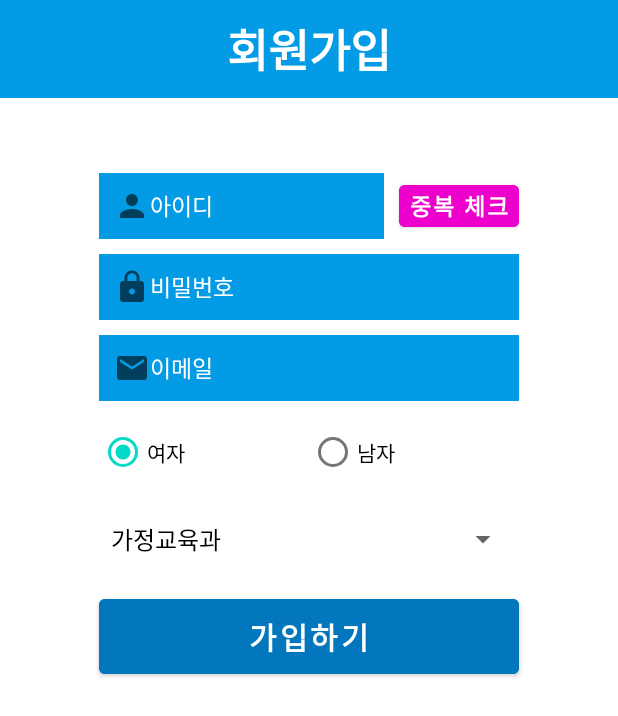
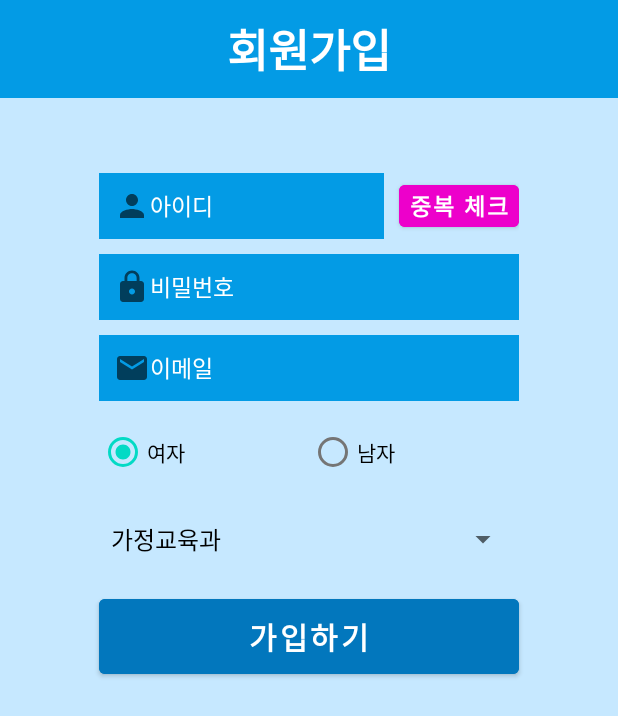
Before and after one commit to sungsikyang92/Registeration, an Android app: the RegisterActivity screen opened directly, with no data from a screen before it, on a phone screen of 412 x 824 dp. Shown: the top 716 px of the screen. Run offline under Robolectric (Android 15) with nearby library versions, the phone set to English and light mode, and no system bars; our stand-ins replace Volley; network calls fail.

Commit message:
전반적인 디자인 수정

```diff
--- a/app/src/main/java/com/example/registeration/CourseFragment.java
+++ b/app/src/main/java/com/example/registeration/CourseFragment.java
@@ -109,8 +109,10 @@ public class CourseFragment extends Fragment {
 
                 yearAdapter = ArrayAdapter.createFromResource(getActivity(), R.array.year, android.R.layout.simple_spinner_dropdown_item);
                 yearSpinner.setAdapter(yearAdapter);
+                yearSpinner.setSelection(1);
                 termAdapter = ArrayAdapter.createFromResource(getActivity(), R.array.term, android.R.layout.simple_spinner_dropdown_item);
                 termSpinner.setAdapter(termAdapter);
+                termSpinner.setSelection(0);
 
                 if(courseUniversity.equals("학부"))
                 {
--- a/app/src/main/res/layout/activity_main.xml
+++ b/app/src/main/res/layout/activity_main.xml
@@ -5,7 +5,8 @@
     android:layout_width="match_parent"
     android:layout_height="match_parent"
     android:orientation="vertical"
-    tools:context=".MainActivity">
+    tools:context=".MainActivity"
+    android:background="@color/colorBackground">
 
     <LinearLayout
         android:layout_width="match_parent"
@@ -70,7 +71,7 @@
                 android:layout_height="200dp"
                 android:orientation="vertical"
                 android:background="@color/colorPrimary"
-                android:layout_marginTop="8dp">
+                android:layout_marginTop="5sp">
 
             <ImageButton
                 android:layout_width="125dp"
--- a/app/src/main/res/layout/activity_register.xml
+++ b/app/src/main/res/layout/activity_register.xml
@@ -1,15 +1,21 @@
 <?xml version="1.0" encoding="utf-8"?>
-<androidx.constraintlayout.widget.ConstraintLayout xmlns:android="http://schemas.android.com/apk/res/android"
+<RelativeLayout
+    xmlns:android="http://schemas.android.com/apk/res/android"
     xmlns:app="http://schemas.android.com/apk/res-auto"
     xmlns:tools="http://schemas.android.com/tools"
     android:layout_width="match_parent"
     android:layout_height="match_parent"
-    tools:context=".RegisterActivity">
+    tools:context=".RegisterActivity"
+    android:background="@color/colorBackground">
 
     <LinearLayout
         android:layout_width="match_parent"
         android:layout_height="match_parent"
-        android:orientation="vertical">
+        android:orientation="vertical"
+        android:layout_alignParentTop="true"
+        android:layout_alignParentLeft="true"
+        android:layout_alignParentStart="true"
+        >
 
         <LinearLayout
             android:layout_width="match_parent"
@@ -34,7 +40,7 @@
             android:layout_width="match_parent"
             android:layout_height="match_parent"
             android:orientation="vertical"
-            android:background="#ffffff">
+            >
 
             <LinearLayout
                 android:layout_width="280sp"
@@ -160,4 +166,4 @@
 
     </LinearLayout>
 
-</androidx.constraintlayout.widget.ConstraintLayout>
+</RelativeLayout>
--- a/app/src/main/res/layout/activity_splashscreen.xml
+++ b/app/src/main/res/layout/activity_splashscreen.xml
@@ -14,8 +14,7 @@
         android:layout_width="wrap_content"
         android:layout_height="wrap_content"
         android:id="@+id/splash"
-        android:background="@drawable/splash_image"
+        android:src="@drawable/splash_image"
         />
 
-
 </LinearLayout>
--- a/app/src/main/res/layout/fragment_course.xml
+++ b/app/src/main/res/layout/fragment_course.xml
@@ -4,7 +4,8 @@
     android:layout_width="match_parent"
     android:layout_height="match_parent"
     android:orientation="vertical"
-    tools:context=".CourseFragment">
+    tools:context=".CourseFragment"
+    android:background="@color/colorBackground">
 
     <RadioGroup
         android:layout_width="200dp"
--- a/app/src/main/res/layout/fragment_schedule.xml
+++ b/app/src/main/res/layout/fragment_schedule.xml
@@ -3,7 +3,8 @@
     xmlns:tools="http://schemas.android.com/tools"
     android:layout_width="match_parent"
     android:layout_height="match_parent"
-    tools:context=".ScheduleFragment">
+    tools:context=".ScheduleFragment"
+    android:background="@color/colorBackground">
 
     <TableLayout
         android:layout_width="match_parent"
--- a/app/src/main/res/values/colors.xml
+++ b/app/src/main/res/values/colors.xml
@@ -16,4 +16,5 @@
     <color name="colorRed">#FF1212</color>
     <color name="colorSafe">#08C904</color>
     <color name="colorWinnder">#FFD700</color>
+    <color name="colorBackground">#C6E8FF</color>
 </resources>
```
Also changed, not shown: app/src/main/res/layout/activity_login.xml (+21 -4 lines), app/src/main/res/layout/fragment_statistics.xml (+5 -2 lines), app/src/main/res/layout/statistics.xml (+9 -9 lines).
